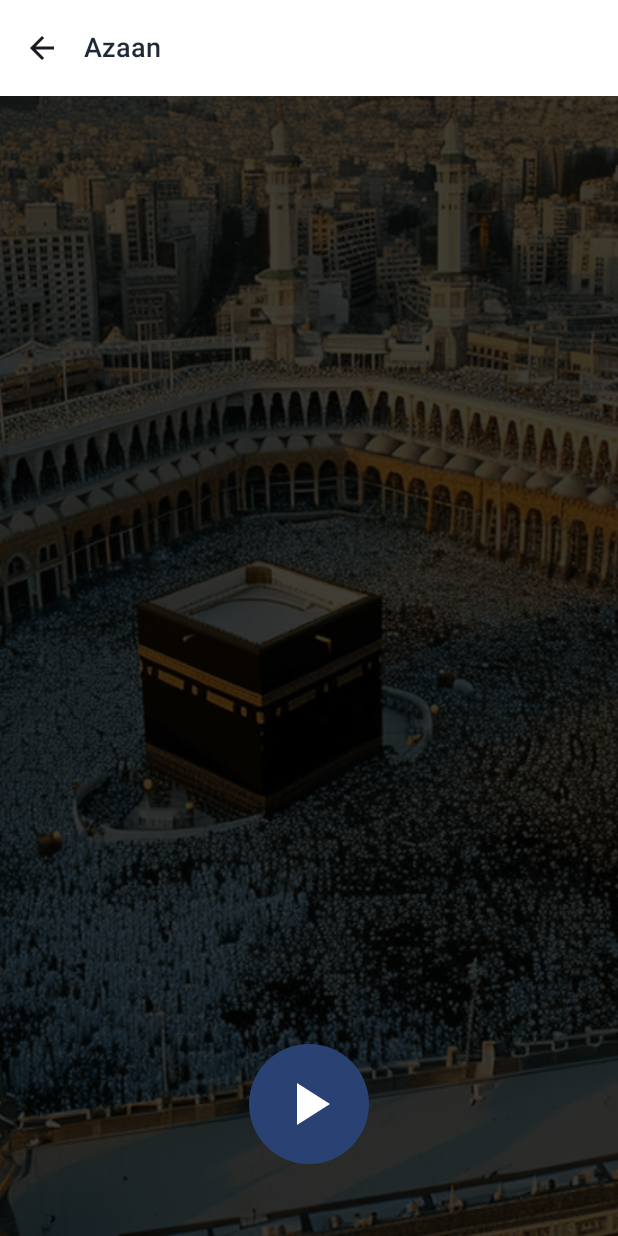
After one commit to coderehan/Siraathal-Musthaqeem, an Android app built with Jetpack Compose: the AzaanScreen screen opened through its navigation route, on a phone screen of 412 x 824 dp. The commit adds this screen. Run offline under Robolectric (Android 15) with nearby library versions, the phone set to English and light mode, and no system bars.

Commit message:
Implemented azaan feature

```diff
--- a/app/src/main/AndroidManifest.xml
+++ b/app/src/main/AndroidManifest.xml
@@ -6,6 +6,8 @@
     <uses-permission android:name="android.permission.ACCESS_COARSE_LOCATION" />
     <uses-permission android:name="android.permission.BODY_SENSORS" />
     <uses-permission android:name="android.permission.VIBRATE" />
+    <uses-permission android:name="android.permission.INTERNET" />
+    <uses-permission android:name="android.permission.WAKE_LOCK" />
 
     <uses-feature
         android:name="android.hardware.sensor.compass"
--- /dev/null
+++ b/app/src/main/java/com/islamicapp/siraathalmusthaqeem/screen/azaan/AzaanScreen.kt
@@ -0,0 +1,109 @@
+package com.islamicapp.siraathalmusthaqeem.screen.azaan
+
+import androidx.compose.foundation.Image
+import androidx.compose.foundation.background
+import androidx.compose.foundation.layout.*
+import androidx.compose.foundation.shape.CircleShape
+import androidx.compose.material.icons.Icons
+import androidx.compose.material.icons.filled.Pause
+import androidx.compose.material.icons.filled.PlayArrow
+import androidx.compose.material3.*
+import androidx.compose.runtime.*
+import androidx.compose.ui.Alignment
+import androidx.compose.ui.Modifier
+import androidx.compose.ui.draw.alpha
+import androidx.compose.ui.graphics.Color
+import androidx.compose.ui.layout.ContentScale
+import androidx.compose.ui.platform.LocalContext
+import androidx.compose.ui.res.painterResource
+import androidx.compose.ui.unit.dp
+import androidx.media3.common.MediaItem
+import androidx.media3.exoplayer.ExoPlayer
+import androidx.navigation.NavController
+import com.islamicapp.siraathalmusthaqeem.R
+import com.islamicapp.siraathalmusthaqeem.utils.CommonActionBar
+
+@OptIn(ExperimentalMaterial3Api::class)
+@Composable
+fun AzaanScreen(
+    navController: NavController
+) {
+    val context = LocalContext.current
+    val player = remember {
+        ExoPlayer.Builder(context).build().apply {
+            playWhenReady = false
+            val mediaItem =
+                MediaItem.fromUri("android.resource://${context.packageName}/${R.raw.azaan_makkah}")
+            setMediaItem(mediaItem)
+            prepare()
+        }
+    }
+
+    var isPlaying by remember { mutableStateOf(false) }
+
+    DisposableEffect(Unit) {
+        onDispose {
+            player.pause()
+            player.release()
+            isPlaying = false
+        }
+    }
+
+    Scaffold(
+        topBar = {
+            CommonActionBar(
+                title = "Azaan",
+                navController = navController
+            )
+        },
+        containerColor = Color.Transparent
+    ) { padding ->
+        Box(
+            modifier = Modifier
+                .fillMaxSize()
+                .background(Color.Black)
+                .padding(padding)
+        ) {
+            // 🕋 Semi-transparent background image
+            Image(
+                painter = painterResource(id = R.drawable.makkah_background),
+                contentDescription = "Makkah Background",
+                contentScale = ContentScale.Crop,
+                modifier = Modifier
+                    .fillMaxSize()
+                    .alpha(0.25f)
+            )
+
+            // ▶Play / Pause at Bottom
+            Box(
+                modifier = Modifier
+                    .fillMaxWidth()
+                    .padding(bottom = 48.dp)
+                    .align(Alignment.BottomCenter),
+                contentAlignment = Alignment.Center
+            ) {
+                IconButton(
+                    onClick = {
+                        isPlaying = if (isPlaying) {
+                            player.pause()
+                            false
+                        } else {
+                            player.play()
+                            true
+                        }
+                    },
+                    modifier = Modifier
+                        .size(80.dp)
+                        .background(MaterialTheme.colorScheme.primary, CircleShape)
+                ) {
+                    Icon(
+                        imageVector = if (isPlaying) Icons.Default.Pause else Icons.Default.PlayArrow,
+                        contentDescription = "Play or Pause",
+                        tint = Color.White,
+                        modifier = Modifier.size(48.dp)
+                    )
+                }
+            }
+        }
+    }
+}
--- a/app/src/main/java/com/islamicapp/siraathalmusthaqeem/screen/home/HomeScreen.kt
+++ b/app/src/main/java/com/islamicapp/siraathalmusthaqeem/screen/home/HomeScreen.kt
@@ -270,15 +270,17 @@ fun HomeScreen(
                             HijriCalendarScreen()
                         }
 
-                        // Speaker Icon
+                        // Azaan Icon
                         IconButton(
-                            onClick = { /* TODO: play daily reminder */ },
+                            onClick = {
+                                navController.navigate("azaan")
+                            },
                             modifier = Modifier.size(48.dp)
                         ) {
                             Icon(
-                                painter = painterResource(id = R.drawable.ic_android),
-                                contentDescription = "Play daily reminder",
-                                modifier = Modifier.size(24.dp)
+                                painter = painterResource(id = R.drawable.ic_azaan_speaker),
+                                contentDescription = "Play Azaan",
+                                modifier = Modifier.size(40.dp)
                             )
                         }
                     }
--- a/app/src/main/java/com/islamicapp/siraathalmusthaqeem/screen/navigation/Navigation.kt
+++ b/app/src/main/java/com/islamicapp/siraathalmusthaqeem/screen/navigation/Navigation.kt
@@ -10,6 +10,7 @@ import androidx.navigation.navArgument
 import com.islamicapp.core.utils.HadithCollectionType
 import com.islamicapp.siraathalmusthaqeem.screen.aboutapp.AboutAppScreen
 import com.islamicapp.siraathalmusthaqeem.screen.allah99names.Allah99NamesScreen
+import com.islamicapp.siraathalmusthaqeem.screen.azaan.AzaanScreen
 import com.islamicapp.siraathalmusthaqeem.screen.dua.DuaScreen
 import com.islamicapp.siraathalmusthaqeem.screen.dua.emotionsduas.EmotionsDuasDetailScreen
 import com.islamicapp.siraathalmusthaqeem.screen.dua.quranicduas.QuranicDuasDetailScreen
@@ -226,6 +227,10 @@ fun Navigation(preferencesManager: PreferencesManager) {
             TasbeehScreen(navController = navController)
         }
 
+        composable("azaan") {
+            AzaanScreen(navController = navController)
+        }
+
         // About App
         composable(route = "about") {
             AboutAppScreen(navController = navController)
--- a/app/src/main/java/com/islamicapp/siraathalmusthaqeem/screen/navigation/NavigationItem.kt
+++ b/app/src/main/java/com/islamicapp/siraathalmusthaqeem/screen/navigation/NavigationItem.kt
@@ -10,6 +10,7 @@ sealed class NavigationItem(val route: String) {
     data object Home : NavigationItem("home")
     data object PrayerTimes : NavigationItem("prayer_times")
     data object Qibla : NavigationItem("qibla")
+    data object Azaan : NavigationItem("azaan")
     data object Allah99Names : NavigationItem("allah_99_names")
     data object Zakath : NavigationItem("zakath")
     data object Pilgrimage : NavigationItem("pilgrimage")
```
Also changed, not shown: app/src/main/res/drawable/ic_azaan_speaker.png (added), app/src/main/res/drawable/makkah_background.jpg (added), 1 other file.
